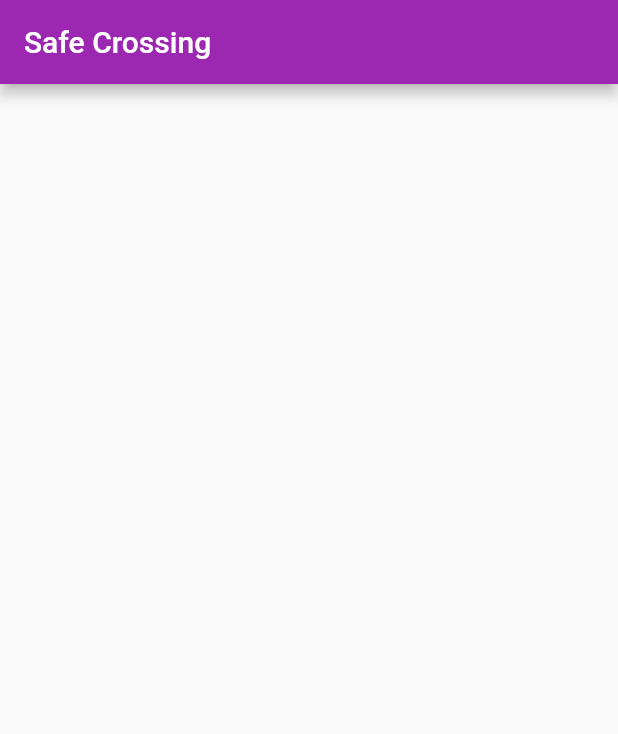
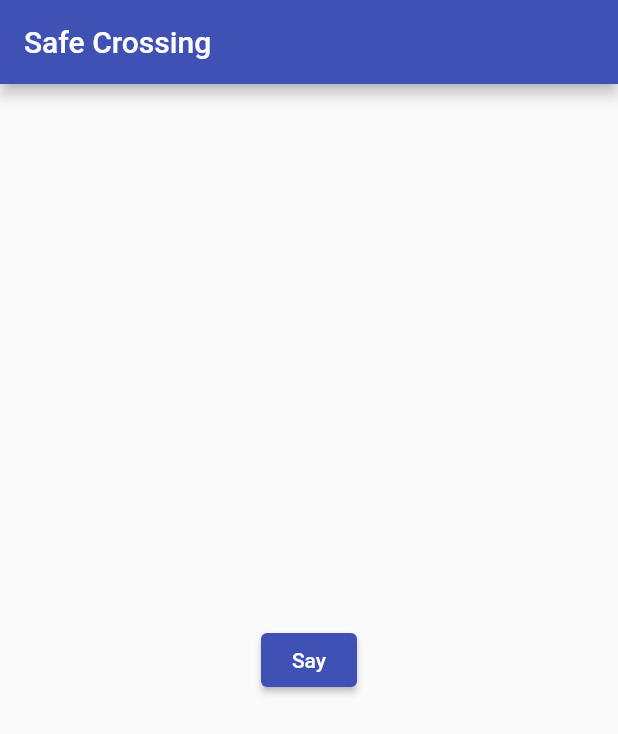
Before and after one commit to osoc21/Safe-Crossing, a Flutter app: the screen it shows after launch, on a phone screen of 412 x 824 dp. Shown: the top 734 px of the screen. Run offline on Flutter 3.47's test engine with Material 2 defaults, Android fonts, the light colour scheme and no system bars.

Commit message:
initialized screens

```diff
--- a/safe_crossing/lib/main.dart
+++ b/safe_crossing/lib/main.dart
@@ -1,4 +1,6 @@
 import 'package:flutter/material.dart';
+import 'screens/locations_screen.dart';
+import 'screens/map_screen.dart';
 
 void main() {
   runApp(MyApp());
@@ -12,43 +14,14 @@ class MyApp extends StatelessWidget {
       title: 'Safe Crossing',
       debugShowCheckedModeBanner: false,
       theme: ThemeData(
-        primarySwatch: Colors.purple,
+        primarySwatch: Colors.indigo,
       ),
-      home: MyHomePage(title: 'Safe Crossing'),
+      routes: {
+        '/': (ctx) => LocationsScreen(
+              title: 'Safe Crossing',
+            ),
+        MapScreen.routeName: (ctx) => MapScreen(title: 'Map Screen'),
+      },
     );
   }
 }
-
-class MyHomePage extends StatefulWidget {
-  MyHomePage({Key? key, required this.title}) : super(key: key);
-
-  final String title;
-
-  @override
-  _MyHomePageState createState() => _MyHomePageState();
-}
-
-class _MyHomePageState extends State<MyHomePage> {
-  int _counter = 0;
-
-  void _incrementCounter() {
-    setState(() {
-      _counter++;
-    });
-  }
-
-  @override
-  Widget build(BuildContext context) {
-    return Scaffold(
-      appBar: AppBar(
-        title: Text(widget.title),
-      ),
-      body: Center(
-        child: Column(
-          mainAxisAlignment: MainAxisAlignment.center,
-          children: <Widget>[],
-        ),
-      ),
-    );
-  }
-}
--- /dev/null
+++ b/safe_crossing/lib/screens/locations_screen.dart
@@ -0,0 +1,42 @@
+import 'package:flutter/material.dart';
+import 'map_screen.dart';
+
+class LocationsScreen extends StatefulWidget {
+  LocationsScreen({Key? key, required this.title}) : super(key: key);
+
+  final String title;
+
+  @override
+  _LocationsScreenState createState() => _LocationsScreenState();
+}
+
+class _LocationsScreenState extends State<LocationsScreen> {
+  int _counter = 0;
+
+  void _incrementCounter() {
+    setState(() {
+      _counter++;
+    });
+  }
+
+  @override
+  Widget build(BuildContext context) {
+    return Scaffold(
+      appBar: AppBar(
+        title: Text(widget.title),
+      ),
+      body: Center(
+        child: Column(
+          mainAxisAlignment: MainAxisAlignment.center,
+          children: <Widget>[
+            ElevatedButton(
+                child: Text('Say'),
+                onPressed: () {
+                  Navigator.pushNamed(context, MapScreen.routeName);
+                })
+          ],
+        ),
+      ),
+    );
+  }
+}
```
Also changed, not shown: safe_crossing/lib/screens/map_screen.dart (added, +40 -0 lines), safe_crossing/pubspec.lock.
